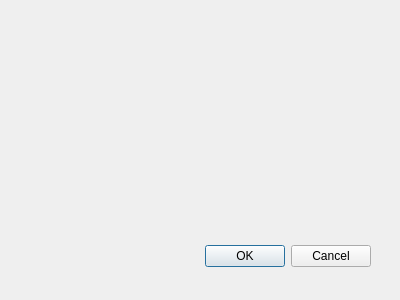
First picture: the form in gui/updater-gui/settings_window.ui, repository tigusoft-vm/cjdns-windows-updater, before the edit.
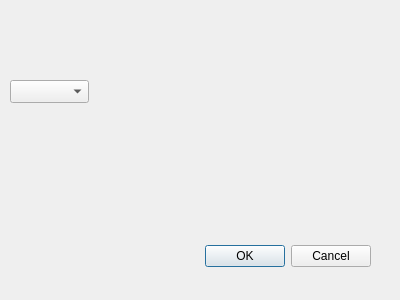
Second picture: the form after the edit.

Commit message: add c_settings class

Diff of the .ui file:
```diff
--- a/gui/updater-gui/settings_window.ui
+++ b/gui/updater-gui/settings_window.ui
@@ -31,6 +31,16 @@
     <set>QDialogButtonBox::Cancel|QDialogButtonBox::Ok</set>
    </property>
   </widget>
+  <widget class="QComboBox" name="langComboBox">
+   <property name="geometry">
+    <rect>
+     <x>10</x>
+     <y>80</y>
+     <width>79</width>
+     <height>23</height>
+    </rect>
+   </property>
+  </widget>
  </widget>
  <pixmapfunction/>
  <resources/>
```
Left out of the diff: 9 changed lines with no effect on the pictures. The commit also changes 4 other files.
